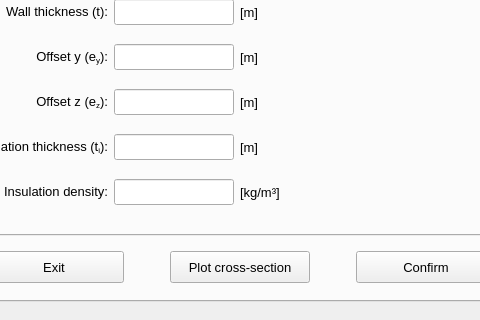
First picture: the form in pulse/interface/data/ui_files/model/setup/cross_section/cross_section_widget.ui, repository open-pulse/OpenPulse, before the edit; both pictures show x 87 to 567 and y 216 to 536 of the 654 by 536 pixel window.
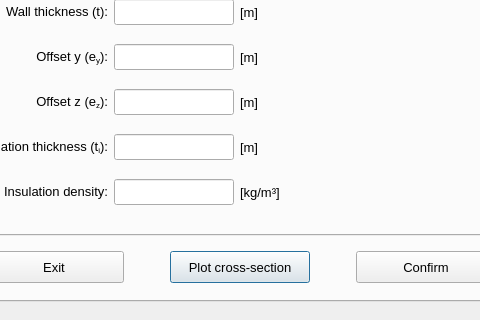
Second picture: the form after the edit. Icons and pictures are not drawn.

Commit message: Change QWidget to QDialog to keep correct compatibility

Patch:
```diff
--- a/pulse/interface/data/ui_files/model/setup/cross_section/cross_section_widget.ui
+++ b/pulse/interface/data/ui_files/model/setup/cross_section/cross_section_widget.ui
@@ -1,7 +1,7 @@
 <?xml version="1.0" encoding="UTF-8"?>
 <ui version="4.0">
  <class>Form</class>
- <widget class="QWidget" name="Form">
+ <widget class="QDialog" name="Form">
   <property name="geometry">
    <rect>
     <x>0</x>
```
The commit also changes 9 other files.
